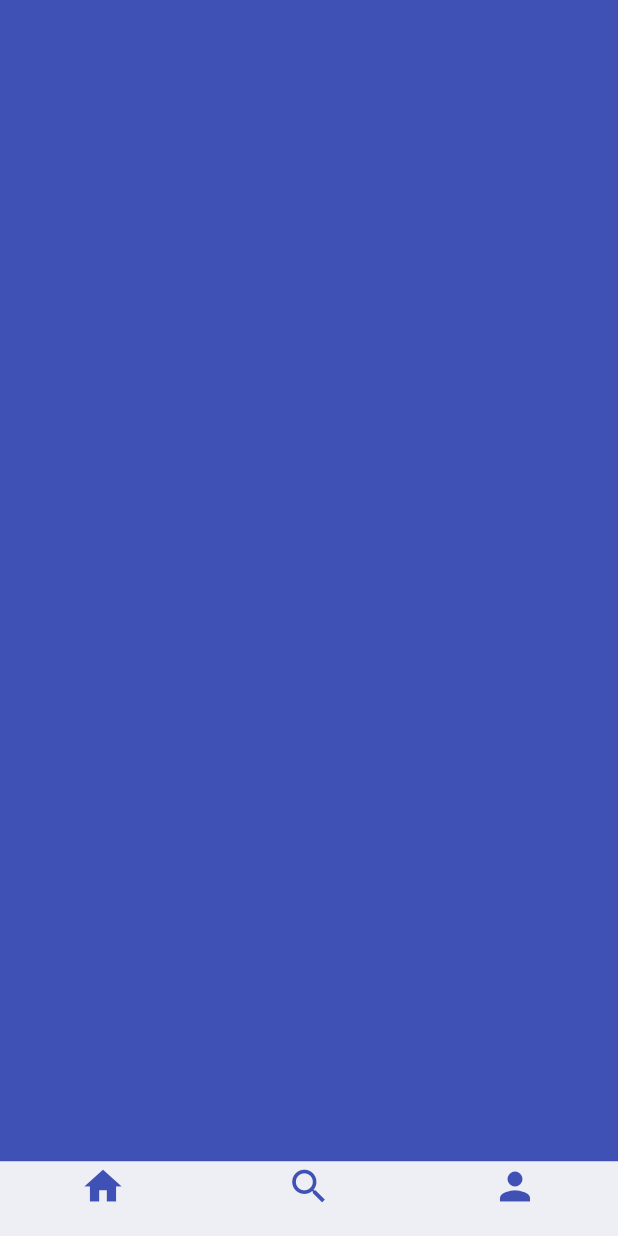
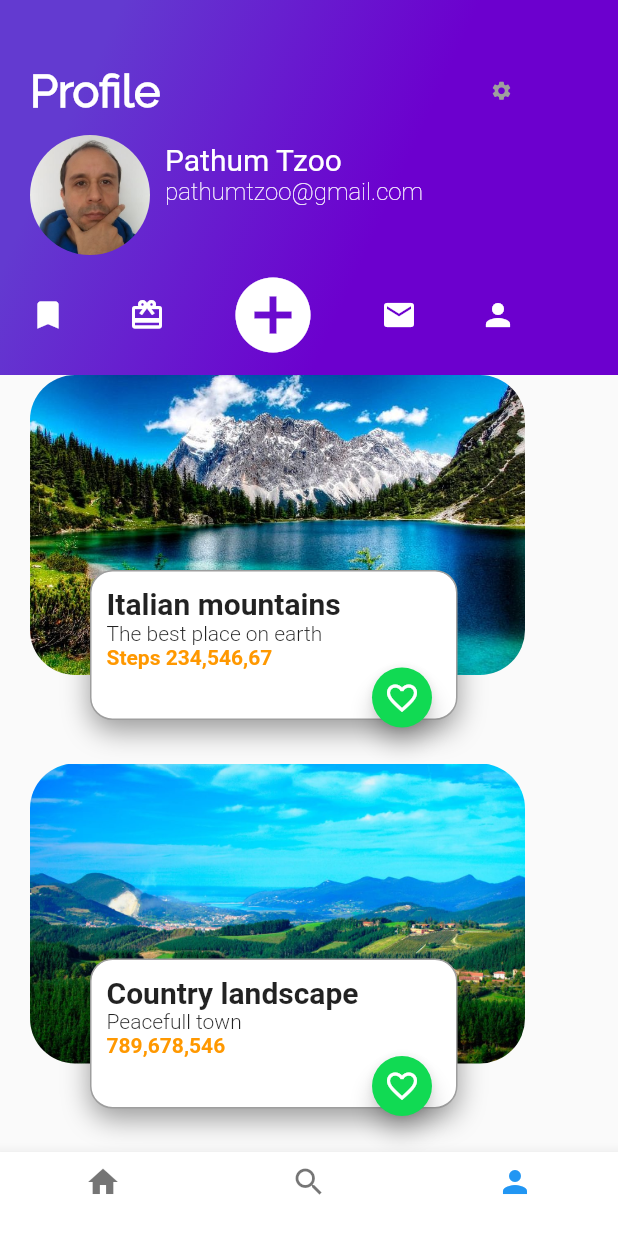
Before and after one commit to darvela/platzi_trips_app, a Flutter app: the screen it shows after launch, item 3 of the bottom bar chosen, on a phone screen of 412 x 824 dp. Run offline on Flutter 3.47's test engine with Material 2 defaults, Android fonts, the phone set to English and light mode, and no system bars.

Commit message:
Challenge 4 resolved: tab prfile implemented

```diff
--- a/lib/main.dart
+++ b/lib/main.dart
@@ -1,7 +1,7 @@
 import 'package:flutter/material.dart';
 import 'package:flutter/services.dart';
 import 'platzi_trips.dart';
-import 'platzi_trips_cupertino.dart';
+//import 'platzi_trips_cupertino.dart';
 
 void main() => runApp(MyApp());
 
@@ -30,7 +30,7 @@ class MyApp extends StatelessWidget {
           // is not restarted.
           primarySwatch: Colors.blue,
         ),
-         home: PlatziTripsCupertino(),
+         home: PlatziTrips(),
          //MyHomePage(title: 'Flutter Demo Home Page'),
         );
   }
--- a/lib/platzi_trips.dart
+++ b/lib/platzi_trips.dart
@@ -20,7 +20,7 @@ class _PlatziTrips extends State <PlatziTrips>{
   final List<Widget> widgetsChildren = [
     HomeTrips(),
     SearchTrips(),
-    ProfilesTrips()
+    ProfilesTrips("assets/img/profile_photo.jpg")
   ];
 
   void onTapTapped(int index){
--- a/lib/platzi_trips_cupertino.dart
+++ b/lib/platzi_trips_cupertino.dart
@@ -43,7 +43,7 @@ class PlatziTripsCupertino extends StatelessWidget {
               break;
             case 2:
               return CupertinoTabView(
-                builder: (BuildContext context) => ProfilesTrips()
+                builder: (BuildContext context) => ProfilesTrips("assets/img/paisaje1.jpg")
               );
               break;
 
--- /dev/null
+++ b/lib/profile_place_item.dart
@@ -0,0 +1,87 @@
+import 'package:flutter/cupertino.dart';
+import 'package:flutter/material.dart';
+import 'package:flutter/painting.dart';
+import 'floating_action_button_green.dart';
+
+class ProfilePlaceItem extends StatelessWidget {
+  String pathImage = "assets/img/park.jpg";
+  String imageDescription = "Knuckles Mountains Range";
+  String imageDetail = "This is a beautiful place with awesome landscapes";
+  String steps = "Steps";
+
+  ProfilePlaceItem(
+      this.pathImage, this.imageDescription, this.imageDetail, this.steps);
+
+  @override
+  Widget build(BuildContext context) {
+
+
+    final place = Container(
+      height: 200.0,
+      width: 330.0,
+      margin: EdgeInsets.only(left: 20.0),
+      decoration: BoxDecoration(
+        image: DecorationImage(
+          fit: BoxFit.cover,
+          image: AssetImage(pathImage),
+        ),
+        borderRadius: BorderRadius.all(Radius.circular(30.0)),
+      ),
+    );
+
+    final stepsInfo = Container(
+      height: 100.0,
+      width: 245.0,
+      margin: EdgeInsets.only(bottom: 29.0,  top: 130.0, left: 60.0),
+      decoration: BoxDecoration(
+          borderRadius: BorderRadius.all(Radius.circular(15.0)),
+          border: Border.all(color: Colors.grey, width: 1),
+          color: Colors.white,
+          boxShadow: <BoxShadow>[
+            BoxShadow(
+                color: Colors.black38,
+                blurRadius: 15.0,
+                offset: Offset(0.0, 7.0))
+          ]),
+      child: Container(
+        margin: EdgeInsets.only(
+          top:  10.0,
+          left: 10.0,
+        ),
+        child: Column(
+          crossAxisAlignment: CrossAxisAlignment.start,
+          children: <Widget>[
+            Text(imageDescription,
+                //textAlign: TextAlign.right,
+                style: TextStyle(fontSize: 20.0, fontWeight: FontWeight.bold)),
+            Text(imageDetail,
+                //textAlign: TextAlign.left,
+                style: TextStyle(fontSize: 14.0, fontWeight: FontWeight.w300)),
+            Text(steps,
+                //textAlign: TextAlign.left,
+                style: TextStyle(
+                    fontSize: 14.0,
+                    fontWeight: FontWeight.bold,
+                    color: Colors.orange)),
+          ],
+        ),
+      )
+
+
+    );
+
+    return Stack(
+      //alignment: Alignment(10.0, 1.1),
+      children: <Widget>[
+        place,
+        stepsInfo,
+        Positioned(
+            bottom: 20,
+            right: 120,
+            child: FloatingActionButtonGreen()
+        ),
+      ],
+      overflow: Overflow.clip,
+    );
+  }
+}
--- /dev/null
+++ b/lib/profile_place_list.dart
@@ -0,0 +1,29 @@
+import 'package:flutter/material.dart';
+import 'profile_place_item.dart';
+
+class ProfilePlaceList extends StatelessWidget{
+  @override
+  Widget build(BuildContext context) {
+
+
+    final profilePlacesContainer = Container(
+      margin: EdgeInsets.only(
+        top: 250.0,
+      ),
+      child: ListView(
+        children: <Widget>[
+          ProfilePlaceItem("assets/img/paisaje1.jpg","Italian mountains","The best place on earth","Steps 234,546,67"),
+          ProfilePlaceItem("assets/img/paisaje2.jpg", "Country landscape","Peacefull town","789,678,546"),
+          ProfilePlaceItem("assets/img/paisaje3.jpg", "Pachavita, Boyacá","The little home of Vela's family", "234,567,788")
+        ],
+      ),
+    );
+
+
+
+
+
+    return profilePlacesContainer;
+  }
+
+}
--- a/lib/profile_trips.dart
+++ b/lib/profile_trips.dart
@@ -1,12 +1,198 @@
 import 'package:flutter/material.dart';
+import 'package:flutter/widgets.dart';
 
-class ProfilesTrips extends StatelessWidget{
+import 'profile_place_list.dart';
+
+class ProfilesTrips extends StatelessWidget {
+  //String descriptionDummy =
+    //  "Lorem ipsum dolor sit amet, consectetur adipiscing elit. Pellentesque ligula elit, molestie sit amet mollis non, malesuada fringilla est. Morbi dapibus arcu arcu, vel blandit mi consequat auctor. \n\nCras commodo facilisis varius. Cras hendrerit tincidunt purus, nec varius nisi consequat id. Maecenas et purus vitae lectus venenatis vulputate.";
+
+  String pathImage = "assets/img/profile_photo.jpg";
+
+  ProfilesTrips(this.pathImage);
+
   @override
   Widget build(BuildContext context) {
-    // TODO: implement build
-    return Container(
-      color: Colors.indigo,
+
+    final photo = Container (
+      margin: EdgeInsets.only(
+        top: 90.0,
+        left: 20.0,
+      ),
+      width: 80.0,
+      height: 80.0,
+      decoration: BoxDecoration(
+          shape: BoxShape.circle,
+          image: DecorationImage (
+              fit: BoxFit.cover,
+              image: AssetImage (pathImage)
+          )
+      ),
     );
+
+
+    final contactInfo = Container(
+        height: 120.0,
+        width: 230.0,
+        //margin: EdgeInsets.only(bottom: 29.0,  top: 200.0, left: 80.0),
+        child: Container(
+          margin: EdgeInsets.only(
+            top: 70.0,
+            left: 10.0,
+          ),
+          child: Column(
+            crossAxisAlignment: CrossAxisAlignment.start,
+            children: <Widget>[
+              Text("Pathum Tzoo",
+                  //textAlign: TextAlign.right,
+                  style: TextStyle(color: Colors.white, fontSize: 20.0, fontWeight: FontWeight.normal)),
+              Text("pathumtzoo@gmail.com",
+                  //textAlign: TextAlign.left,
+                  style: TextStyle(color: Colors.white, fontSize: 16.0, fontWeight: FontWeight.w200)),
+            ],
+          ),
+        )
+    );
+
+    final fullProfile = Row(
+      children: <Widget>[
+        photo,
+        contactInfo
+      ],
+    );
+
+    final readLater = Container(
+      margin: EdgeInsets.only(
+        top: 180.0,
+        right: 42.0,
+        left: 20.0
+      ),
+      child: Icon(
+        Icons.bookmark,
+        color: Colors.white
+      ),
+    );
+
+    final gift = Container(
+      margin: EdgeInsets.only(
+        top: 180.0,
+        right: 42.0,
+      ),
+      child: Icon(
+          Icons.card_giftcard,
+          color: Colors.white
+      ),
+    );
+
+    final add = Container(
+      margin: EdgeInsets.only(
+        top: 180.0,
+        right: 42.0,
+      ),
+      child: Icon(
+        Icons.add_circle,
+        color: Colors.white,
+        size: 60.0,
+      ),
+    );
+
+    final mail = Container(
+      margin: EdgeInsets.only(
+        top: 180.0,
+        right: 42.0,
+      ),
+      child: Icon(
+          Icons.email,
+          color: Colors.white
+      ),
+    );
+
+    final person = Container(
+      margin: EdgeInsets.only(
+        top: 180.0,
+        right: 10.0,
+      ),
+      child: Icon(
+          Icons.person,
+          color: Colors.white
+      ),
+    );
+
+
+    final buttons = Row(
+      children: <Widget>[
+        readLater,
+        gift,
+        add,
+        mail,
+        person
+      ],
+    );
+
+
+
+    final profileText = Container(
+      margin: EdgeInsets.only(
+        top: 0.0,
+        left: 20.0,
+      ),
+      child: Text(
+        "Profile",
+        style: TextStyle(
+        color: Colors.white,
+        fontSize: 30.0,
+        fontFamily: "Raleway",
+        fontWeight: FontWeight.bold),
+      )
+    );
+
+
+    final settings = Container(
+      margin: EdgeInsets.only(
+        top: 0.0,
+        left: 220.0,
+      ),
+      child: Icon(
+        Icons.settings, color: Colors.grey,
+        size: 15.0,
+      ),
+    );
+
+    final profileHeader = Row(
+      children: <Widget>[
+        profileText,
+        settings
+      ],
+    );
+
+
+    final gradientBack = Container(
+      height: 250.0,
+      decoration: BoxDecoration(
+          gradient: LinearGradient(
+              colors: [Color(0xFF633ad0), Color(0xFF6c00ce)],
+              begin: FractionalOffset(0.2, 0.0),
+              end: FractionalOffset(1.0, 0.6),
+              stops: [0.0, 0.6],
+              tileMode: TileMode.clamp
+          )
+      ),
+      child: profileHeader,
+      alignment: Alignment(-0.9, -0.6),
+    );
+
+    final profile = Container(
+      child: Stack(
+        children: <Widget>[
+          ProfilePlaceList(),
+          gradientBack,
+          fullProfile,
+          buttons,
+        ],
+      ),
+
+    );
+
+    return profile;
   }
-
 }
--- a/pubspec.yaml
+++ b/pubspec.yaml
@@ -78,6 +78,11 @@ flutter:
     - assets/img/santaMarta.jpg
     - assets/img/sogamoso.JPG
     - assets/img/villaDeLeyva.jpg
+    - assets/img/paisaje1.jpg
+    - assets/img/paisaje2.jpg
+    - assets/img/paisaje3.jpg
+    - assets/img/profile_photo.jpg
+    - assets/img/park.jpg
   fonts:
     - family: Raleway
       fonts:
```
Also changed, not shown: assets/img/paisaje1.jpg (added), assets/img/paisaje2.jpg (added), assets/img/paisaje3.jpg (added), assets/img/park.jpg (added), assets/img/profile_photo.jpg (added).
